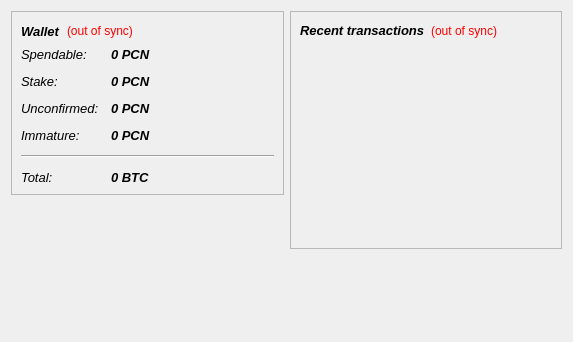
Before: the Qt Designer form src/qt/forms/overviewpage.ui in PXN-Foundation/Peepcoin, drawn with Qt 5.
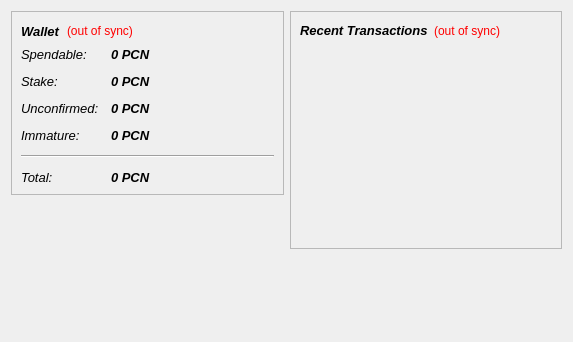
After: the same form once the commit is applied.

Diff of the .ui file:
```diff
--- a/src/qt/forms/overviewpage.ui
+++ b/src/qt/forms/overviewpage.ui
@@ -4831,7 +4831,7 @@
              <string>Your current total balance</string>
             </property>
             <property name="text">
-             <string notr="true">0 BTC</string>
+             <string notr="true">0 PCN</string>
             </property>
             <property name="textInteractionFlags">
              <set>Qt::LinksAccessibleByMouse|Qt::TextSelectableByKeyboard|Qt::TextSelectableByMouse</set>
@@ -5295,7 +5295,7 @@
              </font>
             </property>
             <property name="text">
-             <string>&lt;b&gt;Recent transactions&lt;/b&gt;</string>
+             <string>&lt;b&gt;Recent Transactions&lt;/b&gt;</string>
             </property>
            </widget>
           </item>
```
